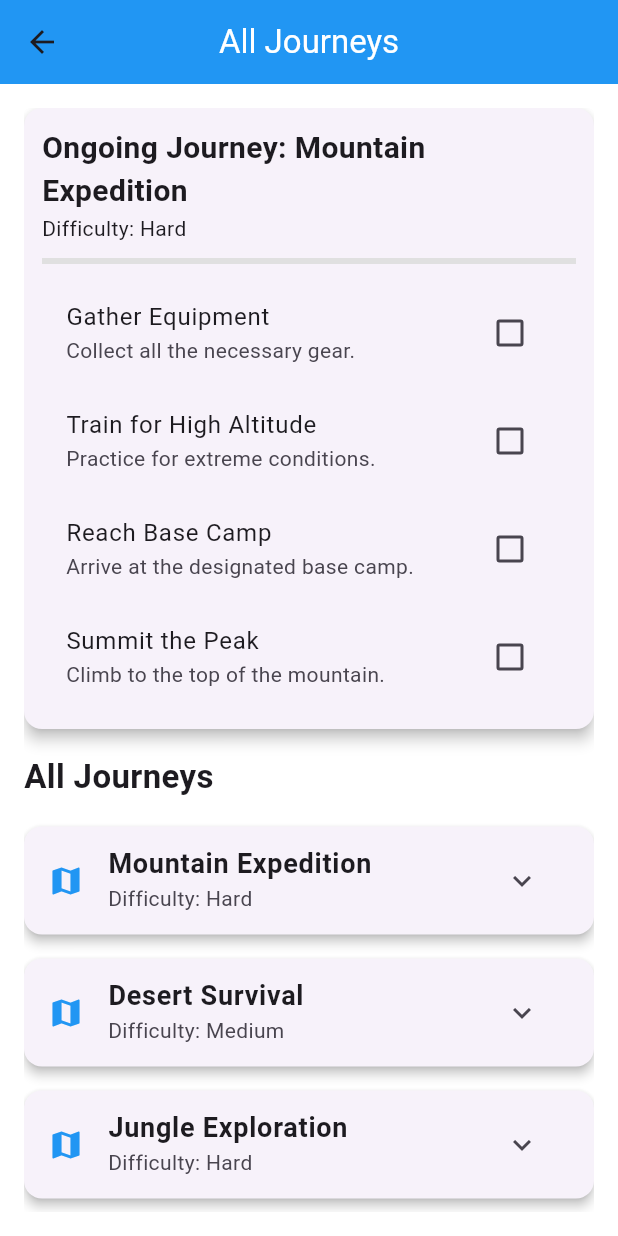
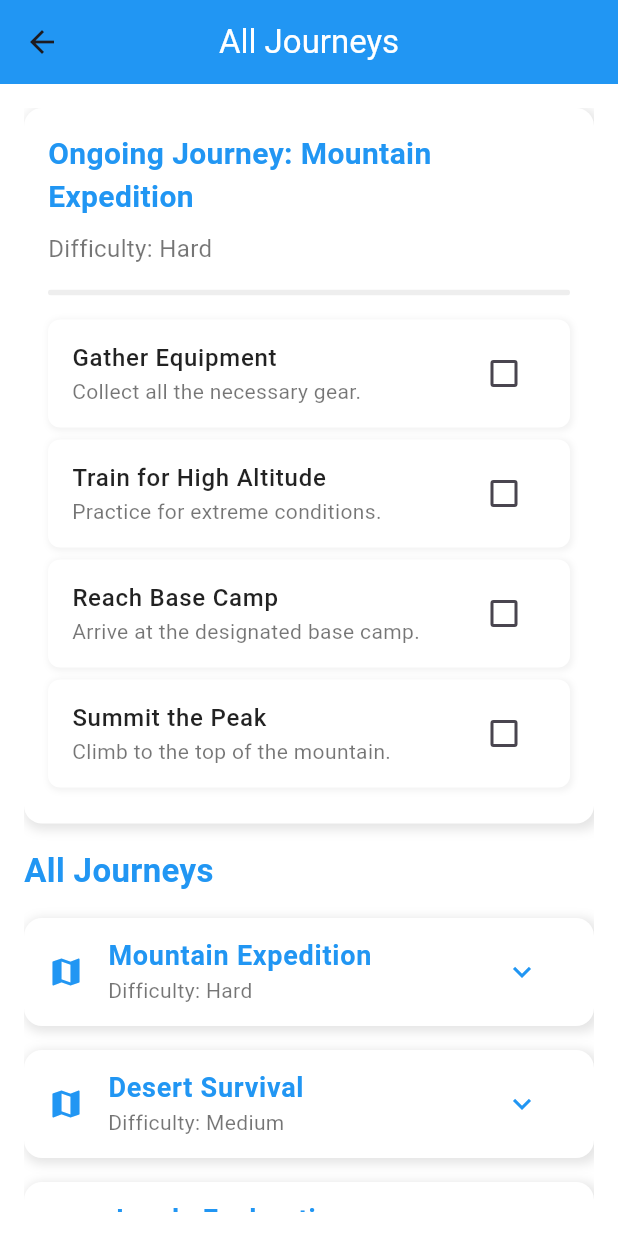
Before and after one commit to Saurabhhsahu/Mitra, a Flutter app: the screen it shows after launch, item 3 of the bottom bar chosen, on a phone screen of 412 x 824 dp. Run offline on Flutter 3.47's test engine with Material 3 defaults, Android fonts, the phone set to English and light mode, and no system bars; our stand-ins replace firebase_core, fl_chart, shared_preferences, table_calendar; missing offline and left inert: mongo_dart; accounts and stored records are empty.

Commit message:
better ui of task screen

```diff
--- a/lib/screens/tasks_screen.dart
+++ b/lib/screens/tasks_screen.dart
@@ -41,34 +41,58 @@ class _JourneyListScreenState extends State<JourneyListScreen> {
         ),
         backgroundColor: Colors.blue,
         centerTitle: true,
+        elevation: 0,
       ),
       body: Padding(
         padding: const EdgeInsets.all(16),
         child: ListView(
           children: [
             // Ongoing Journey Section
-            Card(
-              elevation: 4,
+            AnimatedContainer(
+              duration: const Duration(milliseconds: 300),
               margin: const EdgeInsets.only(bottom: 16),
+              decoration: BoxDecoration(
+                color: Colors.white,
+                borderRadius: BorderRadius.circular(12),
+                boxShadow: [
+                  BoxShadow(
+                    color: Colors.black.withOpacity(0.1),
+                    spreadRadius: 2,
+                    blurRadius: 5,
+                    offset: const Offset(2, 2),
+                  ),
+                ],
+              ),
               child: Padding(
-                padding: const EdgeInsets.all(12),
+                padding: const EdgeInsets.all(16),
                 child: Column(
                   crossAxisAlignment: CrossAxisAlignment.start,
                   children: [
                     Text(
                       "Ongoing Journey: ${ongoingJourney.name}",
-                      style: const TextStyle(fontSize: 20, fontWeight: FontWeight.bold),
+                      style: const TextStyle(
+                        fontSize: 20,
+                        fontWeight: FontWeight.bold,
+                        color: Colors.blue,
+                      ),
                     ),
-                    Text("Difficulty: ${ongoingJourney.difficulty}"),
-                    const SizedBox(height: 10),
+                    const SizedBox(height: 8),
+                    Text(
+                      "Difficulty: ${ongoingJourney.difficulty}",
+                      style: const TextStyle(fontSize: 16, color: Colors.black54),
+                    ),
+                    const SizedBox(height: 16),
 
                     // Progress Bar
-                    LinearProgressIndicator(
-                      value: calculateProgress(),
-                      backgroundColor: Colors.grey[300],
-                      valueColor: const AlwaysStoppedAnimation<Color>(Colors.green),
+                    ClipRRect(
+                      borderRadius: BorderRadius.circular(10),
+                      child: LinearProgressIndicator(
+                        value: calculateProgress(),
+                        backgroundColor: Colors.grey[200],
+                        valueColor: const AlwaysStoppedAnimation<Color>(Colors.blue),
+                      ),
                     ),
-                    const SizedBox(height: 10),
+                    const SizedBox(height: 16),
 
                     // Checklist for Ongoing Journey
                     Column(
@@ -76,11 +100,45 @@ class _JourneyListScreenState extends State<JourneyListScreen> {
                         ongoingJourney.tasks.length,
                             (index) {
                           final task = ongoingJourney.tasks[index];
-                          return CheckboxListTile(
-                            title: Text(task.name),
-                            subtitle: Text(task.description),
-                            value: task.completed,
-                            onChanged: (value) => toggleTaskCompletion(index),
+                          return AnimatedContainer(
+                            duration: const Duration(milliseconds: 200),
+                            margin: const EdgeInsets.only(bottom: 8),
+                            decoration: BoxDecoration(
+                              color: Colors.white,
+                              borderRadius: BorderRadius.circular(8),
+                              boxShadow: [
+                                BoxShadow(
+                                  color: Colors.black.withOpacity(0.05),
+                                  spreadRadius: 1,
+                                  blurRadius: 3,
+                                  offset: const Offset(1, 1),
+                                ),
+                              ],
+                            ),
+                            child: CheckboxListTile(
+                              title: Text(
+                                task.name,
+                                style: TextStyle(
+                                  fontSize: 16,
+                                  fontWeight: FontWeight.w500,
+                                  decoration: task.completed ? TextDecoration.lineThrough : null,
+                                  color: task.completed ? Colors.grey : Colors.black87,
+                                ),
+                              ),
+                              subtitle: Text(
+                                task.description,
+                                style: TextStyle(
+                                  fontSize: 14,
+                                  color: task.completed ? Colors.grey : Colors.black54,
+                                ),
+                              ),
+                              value: task.completed,
+                              onChanged: (value) => toggleTaskCompletion(index),
+                              activeColor: Colors.blue,
+                              shape: RoundedRectangleBorder(
+                                borderRadius: BorderRadius.circular(8),
+                              ),
+                            ),
                           );
                         },
                       ),
@@ -93,9 +151,13 @@ class _JourneyListScreenState extends State<JourneyListScreen> {
             // All Journeys List
             const Text(
               "All Journeys",
-              style: TextStyle(fontSize: 22, fontWeight: FontWeight.bold),
+              style: TextStyle(
+                fontSize: 22,
+                fontWeight: FontWeight.bold,
+                color: Colors.blue,
+              ),
             ),
-            const SizedBox(height: 10),
+            const SizedBox(height: 16),
             ListView.builder(
               shrinkWrap: true,
               physics: const NeverScrollableScrollPhysics(),
@@ -104,20 +166,42 @@ class _JourneyListScreenState extends State<JourneyListScreen> {
                 final Journey journey = journeyPool[index];
                 bool isExpanded = expandedJourneys[index] ?? false;
 
-                return Card(
-                  elevation: 3,
-                  margin: const EdgeInsets.symmetric(vertical: 8),
+                return AnimatedContainer(
+                  duration: const Duration(milliseconds: 300),
+                  margin: const EdgeInsets.only(bottom: 16),
+                  decoration: BoxDecoration(
+                    color: Colors.white,
+                    borderRadius: BorderRadius.circular(12),
+                    boxShadow: [
+                      BoxShadow(
+                        color: Colors.black.withOpacity(0.1),
+                        spreadRadius: 2,
+                        blurRadius: 5,
+                        offset: const Offset(2, 2),
+                      ),
+                    ],
+                  ),
                   child: Column(
                     children: [
                       ListTile(
                         title: Text(
                           journey.name,
-                          style: const TextStyle(fontSize: 18, fontWeight: FontWeight.bold),
+                          style: const TextStyle(
+                            fontSize: 18,
+                            fontWeight: FontWeight.bold,
+                            color: Colors.blue,
+                          ),
                         ),
-                        subtitle: Text("Difficulty: ${journey.difficulty}"),
+                        subtitle: Text(
+                          "Difficulty: ${journey.difficulty}",
+                          style: const TextStyle(fontSize: 14, color: Colors.black54),
+                        ),
                         leading: const Icon(Icons.map, color: Colors.blue),
                         trailing: IconButton(
-                          icon: Icon(isExpanded ? Icons.expand_less : Icons.expand_more),
+                          icon: Icon(
+                            isExpanded ? Icons.expand_less : Icons.expand_more,
+                            color: Colors.blue,
+                          ),
                           onPressed: () => toggleJourneyExpansion(index),
                         ),
                       ),
@@ -131,7 +215,7 @@ class _JourneyListScreenState extends State<JourneyListScreen> {
                                 padding: const EdgeInsets.symmetric(vertical: 4),
                                 child: Text(
                                   "• ${task.name}: ${task.description}",
-                                  style: const TextStyle(fontSize: 16),
+                                  style: const TextStyle(fontSize: 16, color: Colors.black87),
                                 ),
                               );
                             }).toList(),
```
